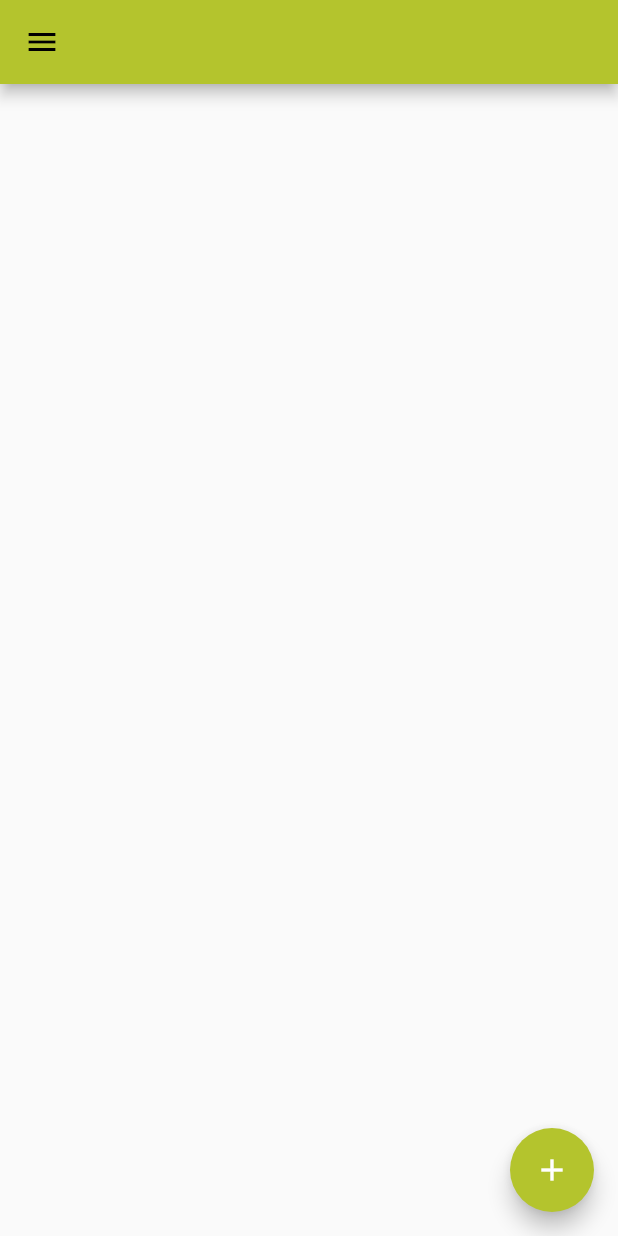
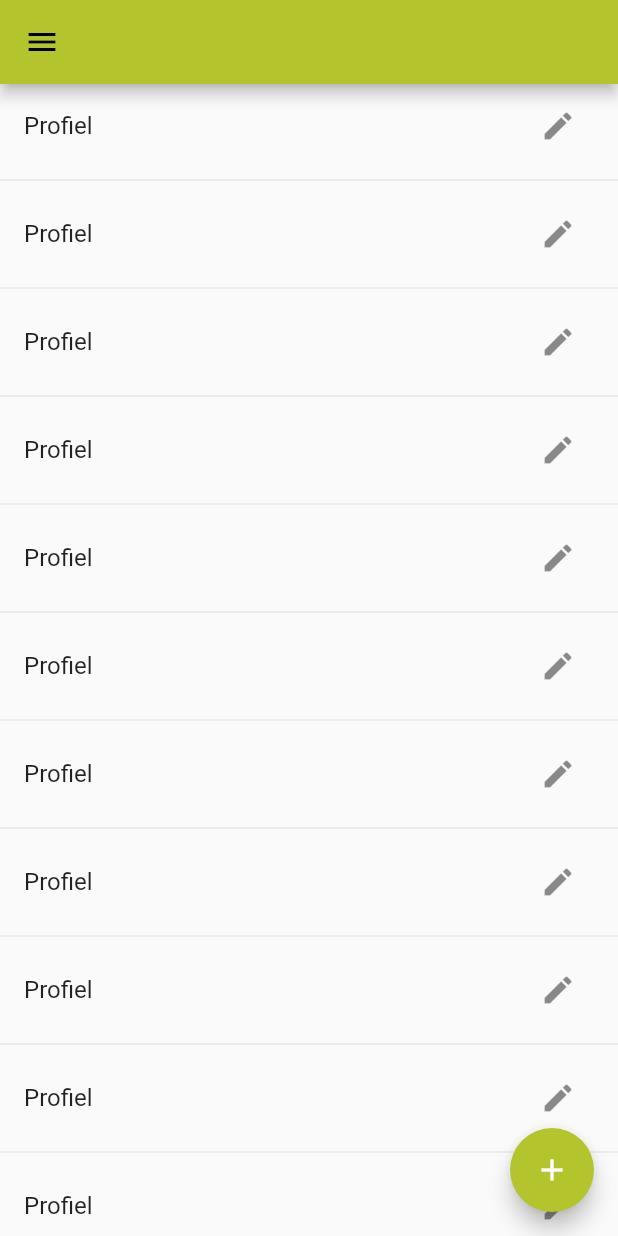
Before and after one commit to Luquatic/IPMEDTH, a Flutter app: the HomePage screen opened by its route, in the side drawer, after a tap on "Profielen", on a phone screen of 412 x 824 dp. Run offline on Flutter 3.47's test engine with Material 2 defaults, Android fonts, the phone set to English and light mode, and no system bars; our stand-ins replace dots_indicator; missing offline and left inert: flutter_fluid_slider, flutter_sound.

Commit message:
added listtile to profiles

```diff
--- a/lib/pages/home.dart
+++ b/lib/pages/home.dart
@@ -27,7 +27,7 @@ Widget _buildSideDrawer(BuildContext context) {
           leading: Icon(Icons.edit),
           title: Text('Profielen'),
           onTap: () {
-            Navigator.pushNamed(context, '/profiles');
+            Navigator.popAndPushNamed(context, '/profiles');
           },
         ),
       ],
--- a/lib/pages/profiles.dart
+++ b/lib/pages/profiles.dart
@@ -43,6 +43,63 @@ class _Profiles extends State<Profiles> {
           ),
         ],
       ),
+    );
+  }
+
+  Widget _buildProfilesListView(BuildContext context) {
+    return ListView.builder(
+      itemBuilder: (BuildContext context, int index) {
+        return Dismissible(
+          direction: DismissDirection.endToStart,
+          background: _onDismissedBackground(),
+          key: Key('K E Y'),
+          onDismissed: (DismissDirection direction) {
+            if (direction == DismissDirection.endToStart) {
+              //delete profile
+            }
+          },
+          child: Column(
+            children: <Widget>[
+              ListTile(
+                title: Text('Profiel'),
+                trailing: _buildEditButton(context, index),
+              ),
+              Divider(),
+            ],
+          ),
+        );
+      }
+    );
+  }
+
+  Widget _onDismissedBackground() {
+    return Container(
+      color: Colors.red,
+      padding: EdgeInsets.only(right: 20.0),
+      alignment: Alignment.centerRight,
+      child: Icon(
+        Icons.delete,
+        color: Colors.white,
+      ),
+    );
+  }
+
+  Widget _buildEditButton(BuildContext context, int index) {
+    return IconButton(
+      icon: Icon(Icons.edit),
+      onPressed: () {
+        // Navigator.of(context).push(
+        //   MaterialPageRoute(
+        //     builder: (BuildContext context) {
+        //       return ProductEditPage(
+        //         product: products[index],
+        //         updateProduct: updateProduct,
+        //         productIndex: index,
+        //       );
+        //     },
+        //   ),
+        // );
+      },
     );
   }
 
@@ -121,7 +178,7 @@ class _Profiles extends State<Profiles> {
         appBar: AppBar(
           title: Text(''),
         ),
-        body: ListView(children: <Widget>[]),
+        body: _buildProfilesListView(context),
         floatingActionButton: FloatingActionButton(
           child: Icon(Icons.add),
           backgroundColor: Color(0xFFB4C42D),
```
